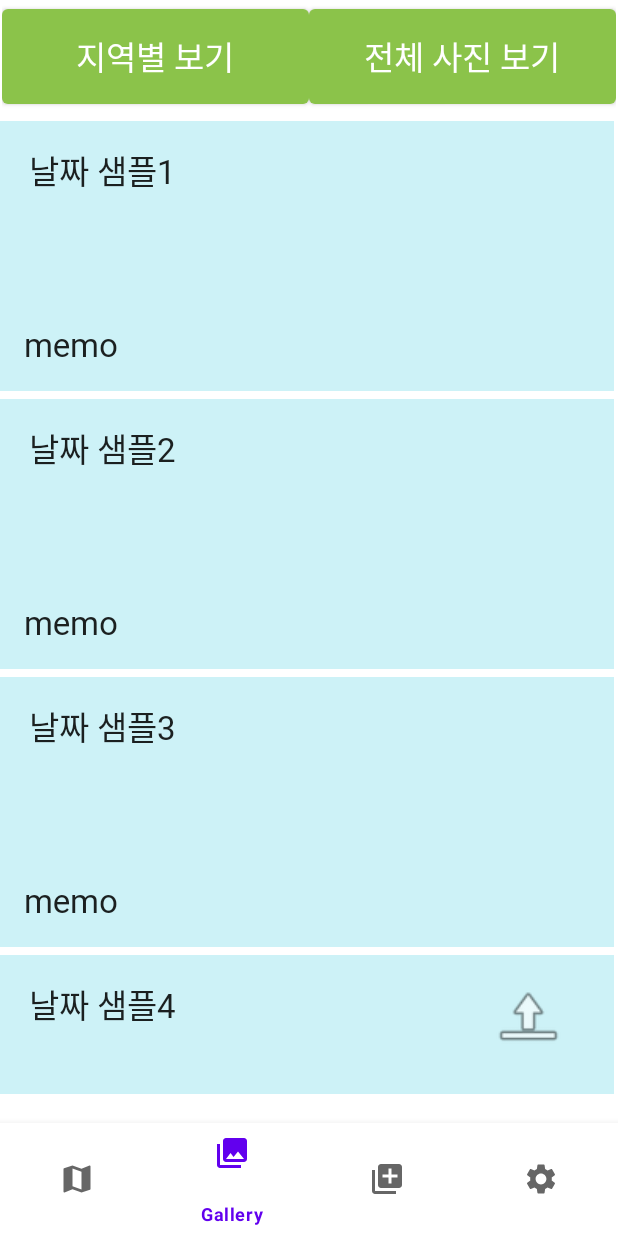
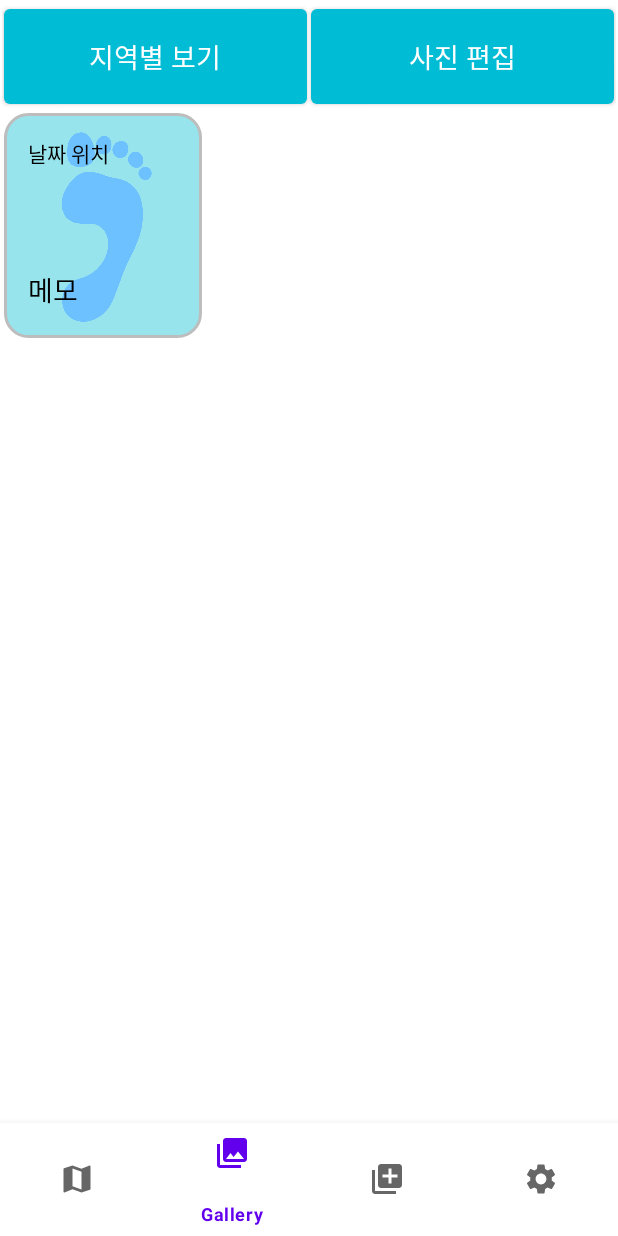
Before and after one commit to SnoopyKim/FootStamp, an Android app: the screen it shows after launch (MainActivity), item 2 of the bottom bar chosen, on a phone screen of 412 x 824 dp. Run offline under Robolectric (Android 15) with nearby library versions, the phone set to English and light mode, and no system bars; our stand-ins replace Room's generated code.

Commit message:
어댑터 수정 및 나이트모드 제거, 뷰액티비티 추가

```diff
--- a/app/src/main/AndroidManifest.xml
+++ b/app/src/main/AndroidManifest.xml
@@ -12,6 +12,7 @@
         <activity
             android:name=".activity.SplashActivity"
             android:exported="true">
+<!--            시작할때 스플래시를 먼저 실행-->
         <intent-filter>
             <action android:name="android.intent.action.MAIN" />
 
--- a/app/src/main/java/project/android/footstamp/activity/SplashActivity.kt
+++ b/app/src/main/java/project/android/footstamp/activity/SplashActivity.kt
@@ -15,6 +15,6 @@ class SplashActivity : AppCompatActivity() {
         Handler().postDelayed({
             startActivity(Intent(this,MainActivity::class.java))
             finish()
-        },3000)
+        },2500)
     }
 }
--- /dev/null
+++ b/app/src/main/java/project/android/footstamp/activity/ViewActivity.kt
@@ -0,0 +1,13 @@
+package project.android.footstamp.activity
+
+import android.os.Bundle
+import android.os.PersistableBundle
+import androidx.appcompat.app.AppCompatActivity
+import project.android.footstamp.R
+
+class ViewActivity : AppCompatActivity() {
+    override fun onCreate(savedInstanceState: Bundle?) {
+        super.onCreate(savedInstanceState)
+        setContentView(R.layout.activity_view)
+    }
+}
--- /dev/null
+++ b/app/src/main/java/project/android/footstamp/adapter/ContentsModel.kt
@@ -0,0 +1,10 @@
+package project.android.footstamp.adapter
+
+import android.widget.ImageView
+
+data class ContentsModel (
+
+    val GalStampText : String = "",
+    val GalStampMemo : String = "",
+    val GalStampImage : String = ""
+        )
--- a/app/src/main/java/project/android/footstamp/adapter/GalleryVIewAdapter.kt
+++ b/app/src/main/java/project/android/footstamp/adapter/GalleryVIewAdapter.kt
@@ -9,26 +9,42 @@ import android.widget.TextView
 import androidx.recyclerview.widget.RecyclerView
 import project.android.footstamp.R
 
-public class GalleryVIewAdapter(val items: MutableList<String>) : RecyclerView.Adapter<GalleryVIewAdapter.ViewHolder>(){
+public class GalleryVIewAdapter(val List : MutableList<ContentsModel>) : RecyclerView.Adapter<GalleryVIewAdapter.ViewHolder>(){
     override fun onCreateViewHolder(parent: ViewGroup, viewType: Int): GalleryVIewAdapter.ViewHolder {
         val view = LayoutInflater.from(parent.context).inflate(R.layout.item_stamp_list,parent,false)
 
         return ViewHolder(view)
     }
 
+    interface ItemClick{
+        fun onClick(view : View, Position: Int)
+    }
+    var itemClick : ItemClick? = null
+
     override fun onBindViewHolder(holder: GalleryVIewAdapter.ViewHolder, position: Int) {
-        holder.bindItems(items[position])
+        if (itemClick != null){
+            holder?.itemView.setOnClickListener{ view->
+                itemClick!!.onClick(view,position)
+            }
+        }
+        holder.bindItems(List[position])
     }
 
     override fun getItemCount(): Int {
-        return items.size
+        return List.size
     }
 
     inner class ViewHolder(itemView : View): RecyclerView.ViewHolder(itemView){
-        fun bindItems(item : String){
 
-            val Gallery_text = itemView.findViewById<TextView>(R.id.ItemStampText)
-            Gallery_text.text = item
+        fun bindItems(item : ContentsModel){
+
+            val GalText = itemView.findViewById<TextView>(R.id.ItemStampText)
+            val GalMemo = itemView.findViewById<TextView>(R.id.ItemStampMemo)
+            val GalImg = itemView.findViewById<ImageView>(R.id.ItemStampImage)
+
+            GalText.text = item.GalStampText
+            GalMemo.text = item.GalStampMemo
+
 
         }
     }
--- a/app/src/main/java/project/android/footstamp/fragment/GalleryFragment.kt
+++ b/app/src/main/java/project/android/footstamp/fragment/GalleryFragment.kt
@@ -1,19 +1,25 @@
 package project.android.footstamp.fragment
 
+import android.content.Intent
 import android.os.Bundle
 import android.view.LayoutInflater
 import android.view.View
 import android.view.ViewGroup
 import androidx.fragment.app.Fragment
+import androidx.recyclerview.widget.GridLayoutManager
 import androidx.recyclerview.widget.LinearLayoutManager
 import androidx.recyclerview.widget.RecyclerView
 import project.android.footstamp.R
+import project.android.footstamp.activity.ViewActivity
+import project.android.footstamp.adapter.ContentsModel
 import project.android.footstamp.adapter.GalleryVIewAdapter
 
 class GalleryFragment : Fragment() {
+    val items = mutableListOf<ContentsModel>()
 
     override fun onCreate(savedInstanceState: Bundle?) {
         super.onCreate(savedInstanceState)
+
     }
 
     override fun onCreateView(
@@ -25,17 +31,24 @@ class GalleryFragment : Fragment() {
 
         val view = inflater.inflate(R.layout.fragment_gallery, container, false)
 
-        val items = mutableListOf<String>()
-        items.add("날짜 샘플1")
-        items.add("날짜 샘플2")
-        items.add("날짜 샘플3")
-        items.add("날짜 샘플4")
+
+        items.add(ContentsModel("날짜 위치",
+                                 "메모",
+                                   "사진"))
 
         val rv = view.findViewById<RecyclerView>(R.id.GalleryRCView)
         val rvAdapter = GalleryVIewAdapter(items)
 
         rv.adapter = rvAdapter
-        rv.layoutManager = LinearLayoutManager(context)
+        rv.layoutManager = GridLayoutManager(context,3)
+
+        rvAdapter.itemClick = object : GalleryVIewAdapter.ItemClick{
+            override fun onClick(view: View, Position: Int) {
+                val intent = Intent(context, ViewActivity::class.java)
+                startActivity(intent)
+            }
+
+        }
 
         return view
     }
--- /dev/null
+++ b/app/src/main/res/drawable/radius.xml
@@ -0,0 +1,12 @@
+<?xml version="1.0" encoding="utf-8"?>
+<shape xmlns:android="http://schemas.android.com/apk/res/android"
+    android:shape="rectangle" android:padding = "10dp">
+    <solid android:color="#6800BCD4"></solid>
+    <corners
+        android:bottomLeftRadius="15dp"
+        android:bottomRightRadius="15dp"
+        android:topLeftRadius="15dp"
+        android:topRightRadius="15dp"></corners>
+    <stroke android:width="2dp"
+        android:color="#BDBDBD"></stroke>
+</shape>
--- /dev/null
+++ b/app/src/main/res/layout/activity_view.xml
@@ -0,0 +1,15 @@
+<?xml version="1.0" encoding="utf-8"?>
+<androidx.constraintlayout.widget.ConstraintLayout xmlns:android="http://schemas.android.com/apk/res/android"
+    xmlns:app="http://schemas.android.com/apk/res-auto"
+    xmlns:tools="http://schemas.android.com/tools"
+    android:layout_width="match_parent"
+    android:layout_height="match_parent">
+
+    <ImageView
+        android:id="@+id/imageView2"
+        android:layout_width="match_parent"
+        android:layout_height="match_parent"
+        app:srcCompat="@drawable/foot_logo2"
+        tools:layout_editor_absoluteX="0dp"
+        tools:layout_editor_absoluteY="0dp" />
+</androidx.constraintlayout.widget.ConstraintLayout>
--- a/app/src/main/res/layout/fragment_gallery.xml
+++ b/app/src/main/res/layout/fragment_gallery.xml
@@ -8,10 +8,15 @@
 
     <androidx.recyclerview.widget.RecyclerView
         android:id="@+id/GalleryRCView"
-        android:layout_width="409dp"
-        android:layout_height="654dp"
+        android:layout_width="match_parent"
+        android:layout_height="match_parent"
+        android:layout_marginTop="70dp"
+        app:layout_constraintBottom_toBottomOf="parent"
+        app:layout_constraintEnd_toEndOf="parent"
+        app:layout_constraintHorizontal_bias="1.0"
+        app:layout_constraintStart_toStartOf="parent"
         app:layout_constraintTop_toBottomOf="@+id/linearLayout"
-        tools:layout_editor_absoluteX="1dp" />
+        app:layout_constraintVertical_bias="0.486" />
 
     <LinearLayout
         android:id="@+id/linearLayout"
@@ -26,38 +31,26 @@
             android:id="@+id/button3"
             android:layout_width="match_parent"
             android:layout_height="match_parent"
+            android:layout_marginLeft="1dp"
+            android:layout_marginRight="1dp"
             android:layout_weight="1"
             android:fontFamily="@font/jua"
             android:text="지역별 보기"
-            android:textAppearance="@style/TextAppearance.AppCompat.Large"
-            app:backgroundTint="#8BC34A" />
+            android:textAppearance="@style/TextAppearance.AppCompat.Medium"
+            app:backgroundTint="#00BCD4" />
 
         <Button
             android:id="@+id/button4"
             android:layout_width="match_parent"
             android:layout_height="match_parent"
+            android:layout_marginLeft="1dp"
+            android:layout_marginRight="1dp"
             android:layout_weight="1"
             android:fontFamily="@font/jua"
-            android:text="전체 사진 보기"
-            android:textAppearance="@style/TextAppearance.AppCompat.Large"
-            app:backgroundTint="#8BC34A" />
+            android:text="사진 편집"
+            android:textAppearance="@style/TextAppearance.AppCompat.Medium"
+            app:backgroundTint="#00BCD4" />
 
     </LinearLayout>
 
-    <ImageButton
-        android:id="@+id/imageButton"
-        style="@style/Widget.AppCompat.ImageButton"
-        android:layout_width="50dp"
-        android:layout_height="50dp"
-        android:layout_marginTop="573dp"
-        android:background="#00FFFFFF"
-        android:scaleType="fitXY"
-        android:src="@android:drawable/ic_menu_upload"
-        app:layout_constraintBottom_toBottomOf="parent"
-        app:layout_constraintEnd_toEndOf="parent"
-        app:layout_constraintHorizontal_bias="0.905"
-        app:layout_constraintStart_toStartOf="parent"
-        app:layout_constraintTop_toTopOf="@+id/GalleryRCView"
-        app:layout_constraintVertical_bias="0.096" />
-
 </androidx.constraintlayout.widget.ConstraintLayout>
--- a/app/src/main/res/layout/item_stamp_list.xml
+++ b/app/src/main/res/layout/item_stamp_list.xml
@@ -9,26 +9,32 @@
     <ImageView
         android:id="@+id/ItemStampImage"
         android:layout_width="match_parent"
-        android:layout_height="180dp"
+        android:layout_height="150dp"
+        android:layout_marginLeft="2.5dp"
         android:layout_marginTop="5dp"
-        android:background="#3200BCD4"
-        android:scaleType="fitXY"
+        android:layout_marginRight="2.5dp"
+        android:background="@drawable/radius"
+        android:hapticFeedbackEnabled="false"
+        android:scaleType="centerInside"
         app:layout_constraintBottom_toBottomOf="parent"
         app:layout_constraintEnd_toEndOf="parent"
         app:layout_constraintHorizontal_bias="0.0"
         app:layout_constraintStart_toStartOf="parent"
         app:layout_constraintTop_toTopOf="parent"
-        app:layout_constraintVertical_bias="0.0" />
+        app:layout_constraintVertical_bias="0.0"
+        app:srcCompat="@drawable/foot_logo2" />
 
     <TextView
         android:id="@+id/ItemStampText"
-        android:layout_width="352dp"
+        android:layout_width="0dp"
         android:layout_height="30dp"
         android:layout_marginLeft="16dp"
         android:layout_marginTop="16dp"
+        android:layout_marginRight="16dp"
         android:fontFamily="@font/jua"
         android:text="Place, Date"
-        android:textAppearance="@style/TextAppearance.AppCompat.Large"
+        android:textAppearance="@style/TextAppearance.AppCompat.Small"
+        android:textColor="#000000"
         app:layout_constraintEnd_toEndOf="@+id/ItemStampImage"
         app:layout_constraintHorizontal_bias="0.076"
         app:layout_constraintStart_toStartOf="@+id/ItemStampImage"
@@ -39,10 +45,12 @@
         android:layout_width="0dp"
         android:layout_height="30dp"
         android:layout_marginLeft="16dp"
+        android:layout_marginRight="16dp"
         android:layout_marginBottom="16dp"
         android:fontFamily="@font/jua"
         android:text="memo"
-        android:textAppearance="@style/TextAppearance.AppCompat.Large"
+        android:textAppearance="@style/TextAppearance.AppCompat.Medium"
+        android:textColor="#000000"
         app:layout_constraintBottom_toBottomOf="@+id/ItemStampImage"
         app:layout_constraintEnd_toEndOf="@+id/ItemStampImage"
         app:layout_constraintHorizontal_bias="1.0"
--- a/app/src/main/res/values-night/themes.xml
+++ b/app/src/main/res/values-night/themes.xml
@@ -1,14 +1,14 @@
 <resources xmlns:tools="http://schemas.android.com/tools">
     <!-- Base application theme. -->
-    <style name="Theme.FootStamp" parent="Theme.MaterialComponents.DayNight.DarkActionBar">
+    <style name="Theme.FootStamp" parent="Theme.MaterialComponents.Light">
         <!-- Primary brand color. -->
         <item name="windowNoTitle">true</item>
-        <item name="colorPrimary">@color/purple_200</item>
+        <item name="colorPrimary">@color/purple_500</item>
         <item name="colorPrimaryVariant">@color/purple_700</item>
-        <item name="colorOnPrimary">@color/black</item>
+        <item name="colorOnPrimary">@color/white</item>
         <!-- Secondary brand color. -->
         <item name="colorSecondary">@color/teal_200</item>
-        <item name="colorSecondaryVariant">@color/teal_200</item>
+        <item name="colorSecondaryVariant">@color/teal_700</item>
         <item name="colorOnSecondary">@color/black</item>
         <!-- Status bar color. -->
         <item name="android:statusBarColor" tools:targetApi="l">?attr/colorPrimaryVariant</item>
--- a/app/src/main/res/values/themes.xml
+++ b/app/src/main/res/values/themes.xml
@@ -1,6 +1,6 @@
 <resources xmlns:tools="http://schemas.android.com/tools">
     <!-- Base application theme. -->
-    <style name="Theme.FootStamp" parent="Theme.MaterialComponents.DayNight.DarkActionBar">
+    <style name="Theme.FootStamp" parent="Theme.MaterialComponents.Light">
         <!-- Primary brand color. -->
         <item name="windowNoTitle">true</item>
         <item name="colorPrimary">@color/purple_500</item>
```
